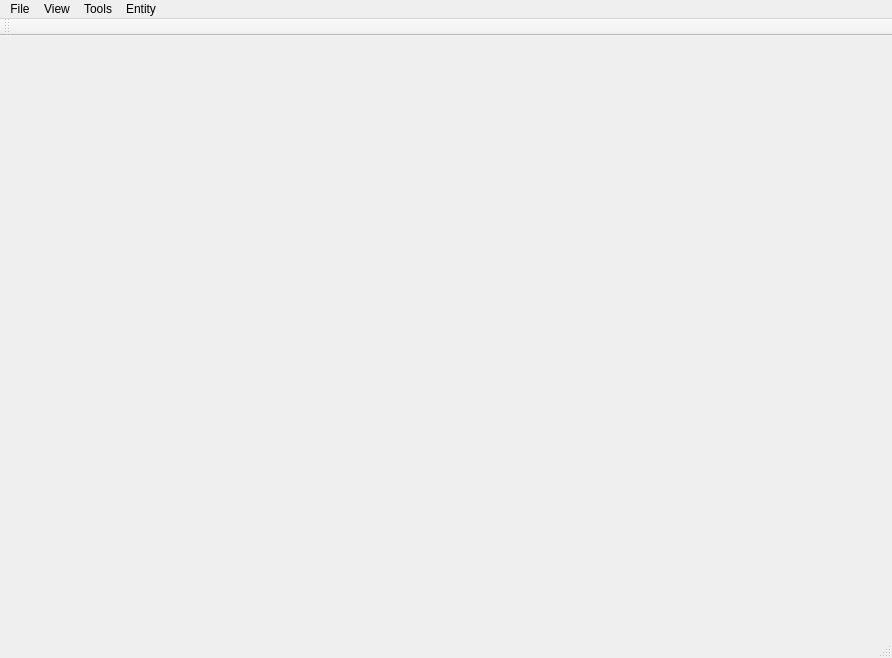
This is qteditor/QtEditor/mainwindow.ui in nem0/LumixEngine as Qt 5 draws it before an edit. The edited form follows.
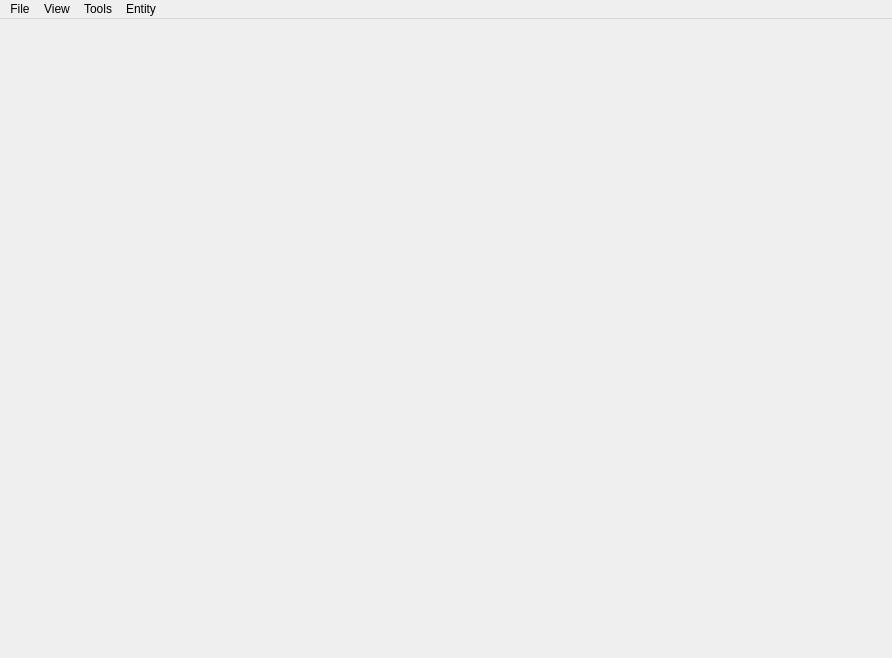
This is the edited form.

Diff of the .ui file:
```diff
--- a/qteditor/QtEditor/mainwindow.ui
+++ b/qteditor/QtEditor/mainwindow.ui
@@ -79,15 +79,6 @@
    <addaction name="menuTools"/>
    <addaction name="menuEntity"/>
   </widget>
-  <widget class="QToolBar" name="mainToolBar">
-   <attribute name="toolBarArea">
-    <enum>TopToolBarArea</enum>
-   </attribute>
-   <attribute name="toolBarBreak">
-    <bool>false</bool>
-   </attribute>
-  </widget>
-  <widget class="QStatusBar" name="statusBar"/>
   <action name="actionLog">
    <property name="text">
     <string>Log</string>
```
Left out of the diff: 2 changed lines with no effect on the pictures.
